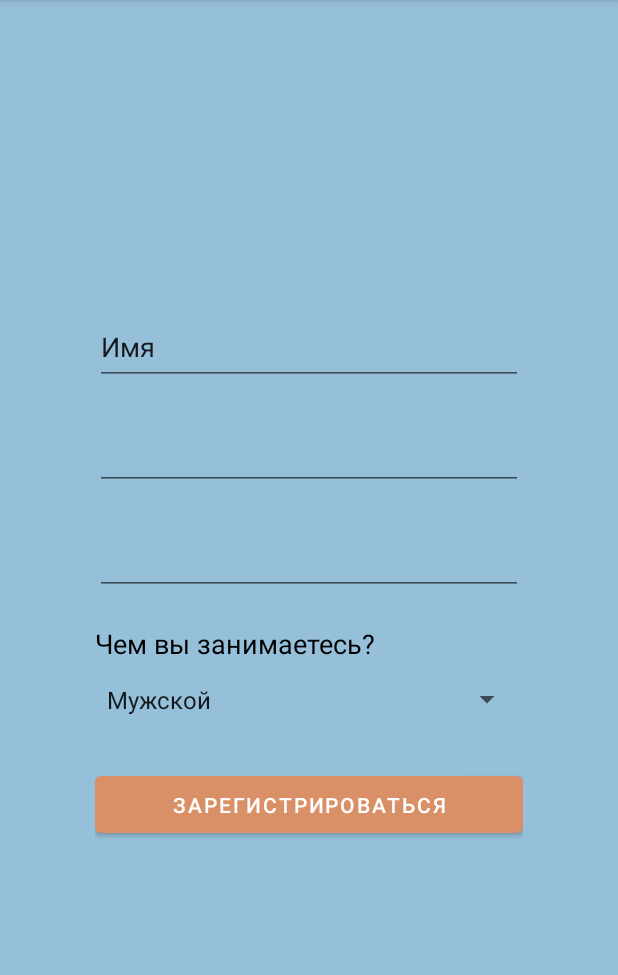
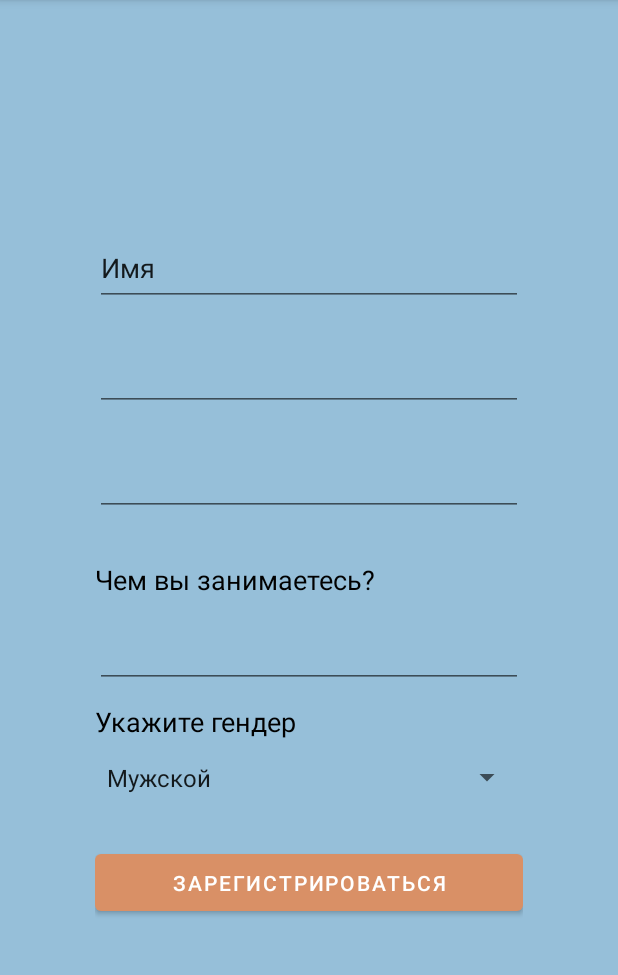
Before and after one commit to MeowEnglish/MeowEnglish, an Android app: the screen it shows after launch (LoginActivity), after a tap on "СОЗДАТЬ АККАУНТ", on a phone screen of 412 x 824 dp, the part 84-1059 px from its top. Run offline under Robolectric (Android 15) with nearby library versions, the light colour scheme and no system bars; our stand-ins replace Firebase (no records; nobody signed in at launch, a user with empty details on screens opened directly).

Commit message:
add activity field & gender tip text to login_layout

```diff
--- a/app/src/main/java/com/meowenglish/meowenglish/LoginActivity.java
+++ b/app/src/main/java/com/meowenglish/meowenglish/LoginActivity.java
@@ -28,7 +28,7 @@ public class LoginActivity extends AppCompatActivity
 {
     String[] Gender = { "Мужской", "Женский", "Свой "};
 
-    private EditText edLogin, edEmail, edPasswordSignUp, edPassword, edName;
+    private EditText edLogin, edEmail, edPasswordSignUp, edPassword, edName, edOccupation;
     private Spinner edGender;
     ArrayAdapter<String> adapter;
     FirebaseUser User;
@@ -77,6 +77,7 @@ public class LoginActivity extends AppCompatActivity
         edPasswordSignUp = findViewById(R.id.edPasswordSignUp);
         edPassword = findViewById(R.id.edPassword);
         edName = findViewById(R.id.edName);
+        edOccupation = findViewById(R.id.edOccupation);
 
         edGender = (Spinner) findViewById(R.id.edGender);
         adapter = new ArrayAdapter<String>(this, android.R.layout.simple_spinner_item, Gender);
--- a/app/src/main/res/layout/login_layout.xml
+++ b/app/src/main/res/layout/login_layout.xml
@@ -107,15 +107,37 @@
             />
 
         <TextView
-            android:id="@+id/edOccupation"
+            android:id="@+id/textOccupation"
             android:layout_width="match_parent"
             android:layout_height="wrap_content"
-            android:layout_marginTop="10dp"
+            android:layout_marginTop="20dp"
             android:ems="10"
             android:textSize="18dp"
             android:textColor="@color/black"
             android:inputType="textPersonName"
             android:text="Чем вы занимаетесь?"
+            />
+
+        <EditText
+            android:id="@+id/edOccupation"
+            android:layout_width="match_parent"
+            android:layout_height="50dp"
+            android:layout_marginTop="10dp"
+            android:layout_marginBottom="10dp"
+            android:ems="10"
+            android:inputType="textPersonName"
+            />
+
+        <TextView
+            android:id="@+id/textGender"
+            android:layout_width="match_parent"
+            android:layout_height="wrap_content"
+            android:layout_marginTop="0dp"
+            android:ems="10"
+            android:textSize="18dp"
+            android:textColor="@color/black"
+            android:inputType="textPersonName"
+            android:text="Укажите гендер"
             />
 
         <Spinner
```
